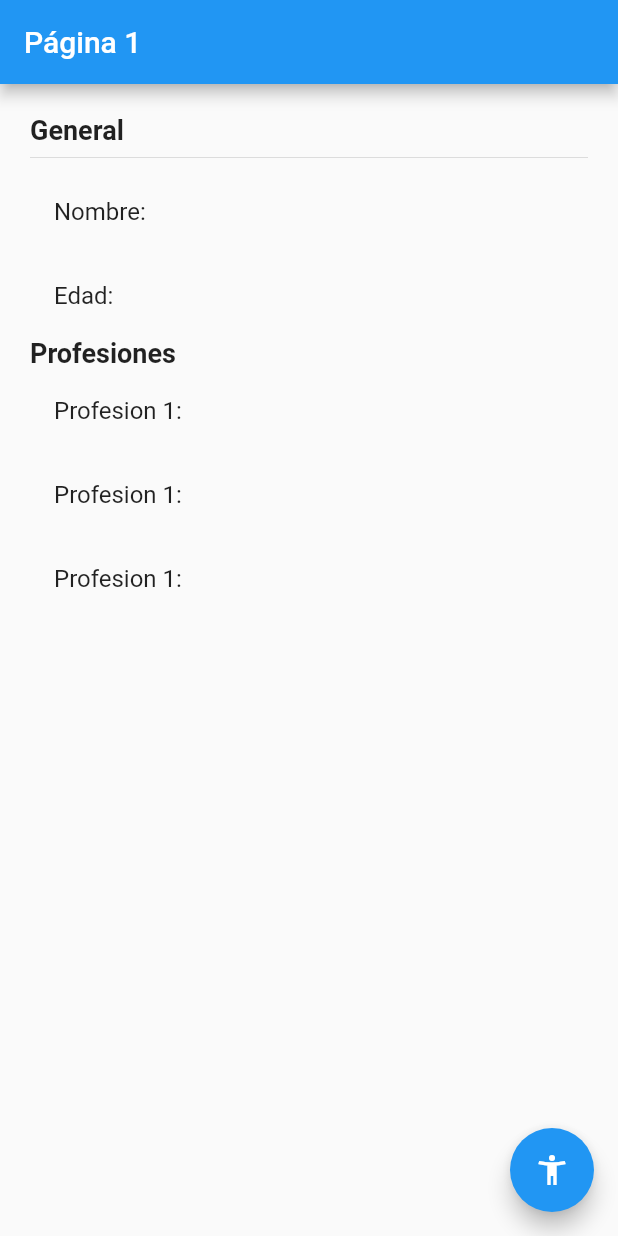
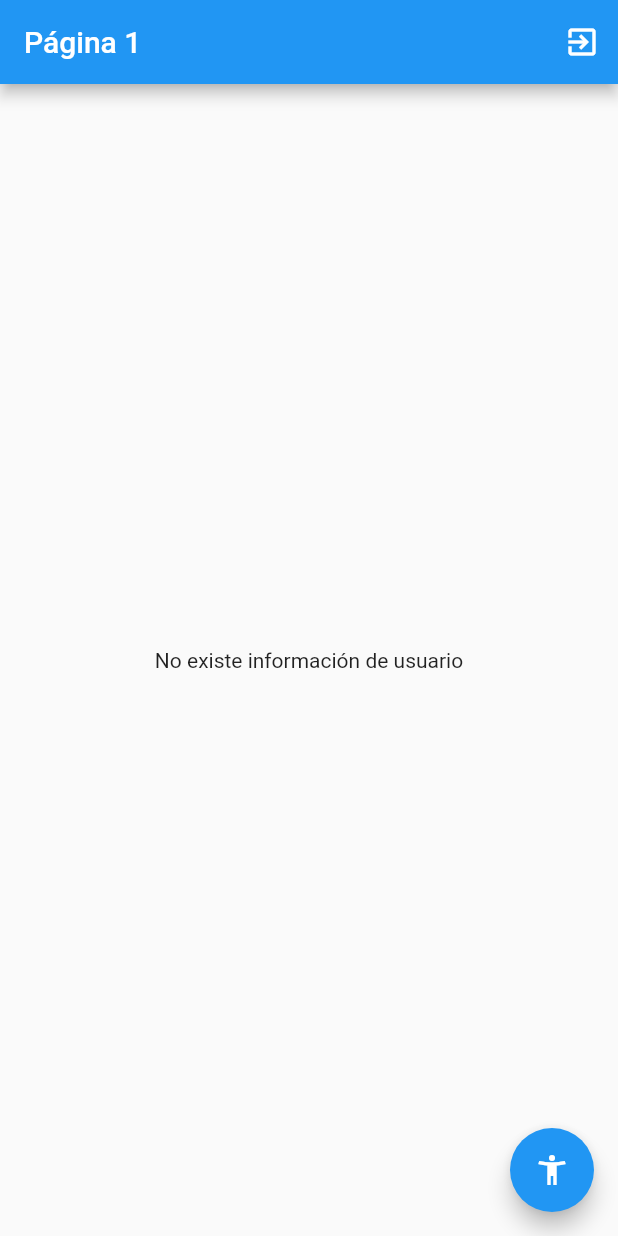
Before and after one commit to nicolasemi07/flutter-manejadores-estados, a Flutter app: the screen it shows after launch, on a phone screen of 412 x 824 dp. Run offline on Flutter 3.47's test engine with Material 2 defaults, Android fonts, the phone set to English and light mode, and no system bars; our stand-ins replace flutter_bloc.

Commit message:
Rama Cubit terminada

```diff
--- /dev/null
+++ b/lib/bloc/usuario/usuario_cubit.dart
@@ -0,0 +1,38 @@
+import 'package:flutter_bloc/flutter_bloc.dart';
+import 'package:meta/meta.dart';
+import 'package:estados/models/usuario.dart';
+part 'usuario_state.dart';
+
+class UsuarioCubit extends Cubit<UsuarioState> {
+
+  UsuarioCubit() : super(UsuarioInitial());
+
+  void seleccionarUsuario(Usuario user) {
+    emit(new UsuarioActivo(user));
+  }
+
+  void cambiarEdad(int edad) {
+    final currentState = state;
+
+    if (currentState is UsuarioActivo) {
+      final newUser = currentState.usuario.copyWith(edad: edad);
+      emit(new UsuarioActivo(newUser));
+    }
+  }
+
+  void agregarProfesion() {
+    final currentState = state;
+
+    if (currentState is UsuarioActivo) {
+      final List<String> profesionesAgregar = currentState.usuario.profesiones;
+      profesionesAgregar.add('Profesion ${currentState.usuario.profesiones.length + 1}');
+      final newUser = currentState.usuario.copyWith(profesiones: profesionesAgregar);
+      emit(new UsuarioActivo(newUser));
+    }
+  }
+
+  void borrarUsuario() {
+    emit(UsuarioInitial());
+  }
+
+}
--- /dev/null
+++ b/lib/bloc/usuario/usuario_state.dart
@@ -0,0 +1,20 @@
+part of 'usuario_cubit.dart';
+
+@immutable
+abstract class UsuarioState {}
+
+class UsuarioInitial extends UsuarioState {
+  final existeUsuario = false;
+
+  @override
+  String toString() {
+    return 'UsuarioInicial: existeUsuario: false';
+  }
+}
+
+class UsuarioActivo extends UsuarioState {
+  final existeUsuario = true;
+  final Usuario usuario;
+
+  UsuarioActivo(this.usuario);
+}
--- a/lib/main.dart
+++ b/lib/main.dart
@@ -1,4 +1,6 @@
+import 'package:estados/bloc/usuario/usuario_cubit.dart';
 import 'package:flutter/material.dart';
+import 'package:flutter_bloc/flutter_bloc.dart';
 import 'package:estados/pages/pagina1_page.dart';
 import 'package:estados/pages/pagina2_page.dart';
 
@@ -7,7 +9,11 @@ void main() => runApp(MyApp());
 class MyApp extends StatelessWidget {
   @override
   Widget build(BuildContext context) {
-    return MaterialApp(
+    return MultiBlocProvider(
+      providers: [
+        BlocProvider(create: (_) => new UsuarioCubit()),
+      ],
+      child: MaterialApp(
         debugShowCheckedModeBanner: false,
         title: 'Material App',
         initialRoute: 'pagina1',
@@ -15,6 +21,7 @@ class MyApp extends StatelessWidget {
           'pagina1': (_) => Pagina1Page(),
           'pagina2': (_) => Pagina2Page(),
         },
+      ),
     );
   }
 }
--- a/lib/models/usuario.dart
+++ b/lib/models/usuario.dart
@@ -1,7 +1,17 @@
 class Usuario {
-  String nombre;
-  int edad;
-  List<String> profesiones;
+  final String nombre;
+  final int edad;
+  final List<String> profesiones;
 
   Usuario({this.nombre, this.edad, this.profesiones});
+
+  Usuario copyWith({String nombre, int edad, List<String> profesiones}) {
+
+    // Le asitna los valores, y si no vienen esos valores, le asigna los que tiene en la clase actualmente
+    return Usuario(
+        nombre: nombre ?? this.nombre,
+        edad: edad ?? this.edad,
+        profesiones: profesiones ?? this.profesiones
+    );
+  }
 }
--- a/lib/pages/pagina1_page.dart
+++ b/lib/pages/pagina1_page.dart
@@ -1,13 +1,22 @@
 import 'package:flutter/material.dart';
+import 'package:flutter_bloc/flutter_bloc.dart';
+import 'package:estados/bloc/usuario/usuario_cubit.dart';
+import 'package:estados/models/usuario.dart';
 
 class Pagina1Page extends StatelessWidget {
   @override
   Widget build(BuildContext context) {
+
+    final usuarioCubit = BlocProvider.of<UsuarioCubit>(context);
+
     return Scaffold(
       appBar: AppBar(
         title: Text('Página 1'),
+        actions: [
+          IconButton(icon: Icon(Icons.exit_to_app), onPressed: () { usuarioCubit.borrarUsuario(); }),
+        ],
       ),
-      body: InformacionUsuario(),
+      body: BodyScaffold(),
       floatingActionButton: FloatingActionButton(
         child: Icon(Icons.accessibility_new_sharp),
         onPressed: () => Navigator.pushNamed(context, 'pagina2'),
@@ -16,7 +25,46 @@ class Pagina1Page extends StatelessWidget {
   }
 }
 
+class BodyScaffold extends StatelessWidget {
+  @override
+  Widget build(BuildContext context) {
+    return BlocBuilder<UsuarioCubit, UsuarioState>(
+
+      builder: (_, state) {
+
+        // print(state);
+
+        switch (state.runtimeType) {
+          case UsuarioInitial:
+              return Center(child: Text('No existe información de usuario'));
+            break;
+          case UsuarioActivo:
+              return InformacionUsuario((state as UsuarioActivo).usuario);
+            break;
+          default:
+              return Center(child: Text('Estado no reconocido'));
+        }
+
+
+        // if (state is UsuarioInitial) { // Esto se hace porque si el estado es una instancia de "usuario inicial" es porque no hay usuario
+        //   return Center(child: Text('No existe información de usuario'));
+        // } else if (state is UsuarioActivo) {
+        //   return InformacionUsuario(state.usuario);
+        // } else {
+        //   return Center(child: Text('Estado no reconocido'));
+        // }
+
+      },
+    );
+  }
+}
+
 class InformacionUsuario extends StatelessWidget {
+
+  final Usuario usuario;
+
+  const InformacionUsuario(this.usuario);
+
   @override
   Widget build(BuildContext context) {
     return Container(
@@ -29,13 +77,12 @@ class InformacionUsuario extends StatelessWidget {
           Text('General',
               style: TextStyle(fontSize: 18, fontWeight: FontWeight.bold)),
           Divider(),
-          ListTile(title: Text('Nombre: ')),
-          ListTile(title: Text('Edad: ')),
+          ListTile(title: Text('Nombre: ${usuario.nombre}')),
+          ListTile(title: Text('Edad: ${usuario.edad}')),
           Text('Profesiones',
               style: TextStyle(fontSize: 18, fontWeight: FontWeight.bold)),
-          ListTile(title: Text('Profesion 1: ')),
-          ListTile(title: Text('Profesion 1: ')),
-          ListTile(title: Text('Profesion 1: ')),
+
+          ...usuario.profesiones.map((profesion) => ListTile(title: Text(profesion))).toList()
         ],
       ),
     );
--- a/pubspec.yaml
+++ b/pubspec.yaml
@@ -28,6 +28,7 @@ dependencies:
   # The following adds the Cupertino Icons font to your application.
   # Use with the CupertinoIcons class for iOS style icons.
   cupertino_icons: ^1.0.0
+  flutter_bloc: ^6.1.2
 
 dev_dependencies:
   flutter_test:
```
Also changed, not shown: lib/pages/pagina2_page.dart (+14 -3 lines), pubspec.lock. Lines whose indentation alone changed are shown as unchanged.
